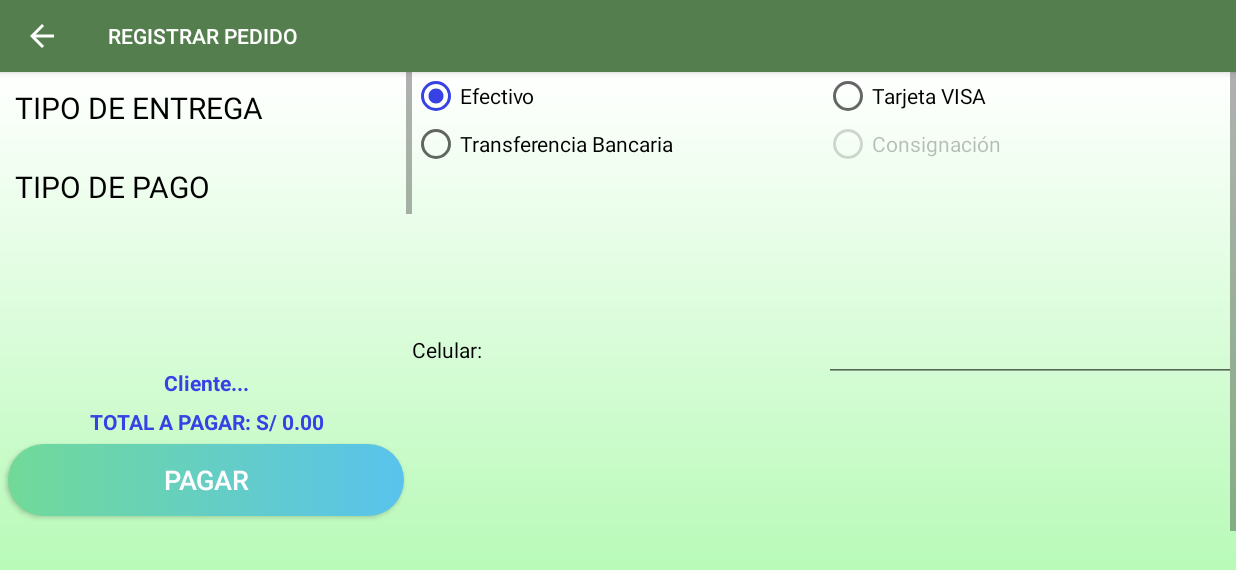
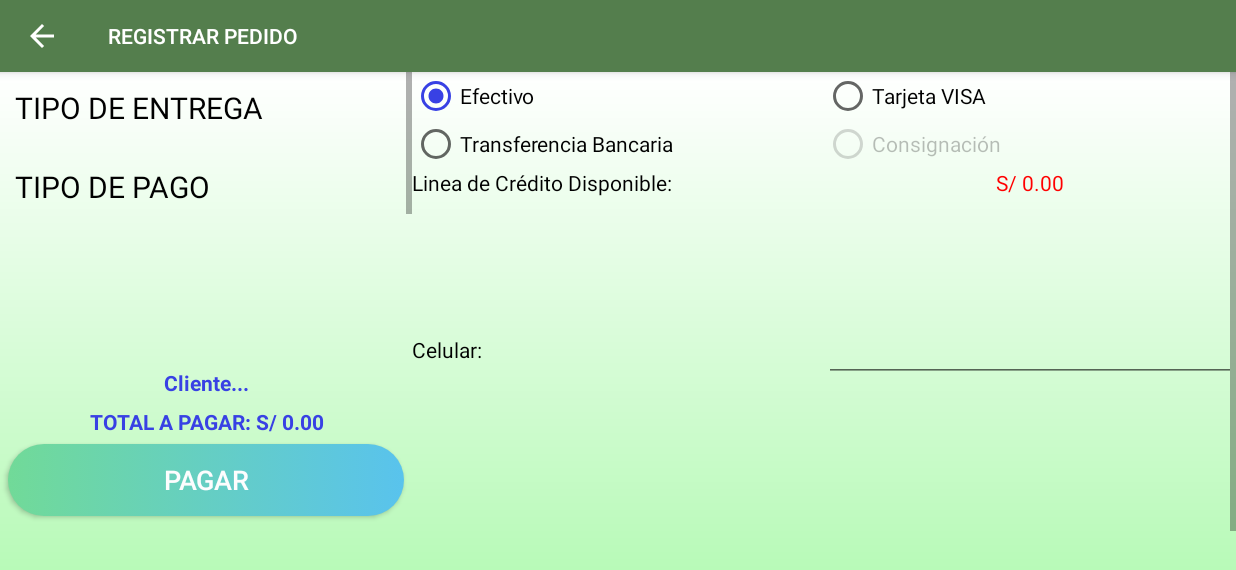
Before and after one commit to YanOner/ComercialAPP, an Android app: the RegistrarPedidoActivity screen opened directly, with no data from a screen before it, after a tap on "TIPO DE PAGO", on a phone screen of 824 x 412 dp (held sideways). Shown: the top 570 px of the screen. Run offline under Robolectric (Android 15) with nearby library versions, the phone set to English and light mode, and no system bars; libraries missing offline, so code that uses them is left out: org.springframework.core, org.springframework.http, org.springframework.util, org.springframework.web; 6 statements that could not run were skipped; 1 other tap on this screen came first.

Commit message:
14.02.2020

```diff
--- a/app/src/main/java/com/upc/gmt/catalogo/ImagenCalzadoArrayAdapter.java
+++ b/app/src/main/java/com/upc/gmt/catalogo/ImagenCalzadoArrayAdapter.java
@@ -53,7 +53,7 @@ public class ImagenCalzadoArrayAdapter extends ArrayAdapter {
 
         // set value into textview
         TextView tvNombre = (TextView) convertView.findViewById(R.id.grid_item_label_nombre);
-        tvNombre.setText(p.getDescripcion());
+        tvNombre.setText(p.getDescripcion() + " (" + p.getColor().substring(0, 1) + ")");
 
         TextView tvCodigo = (TextView) convertView.findViewById(R.id.grid_item_label_codigo);
         tvCodigo.setText("Talla: " + p.getNroTalla());
--- a/app/src/main/java/com/upc/gmt/pedido/PedidoArrayAdapter.java
+++ b/app/src/main/java/com/upc/gmt/pedido/PedidoArrayAdapter.java
@@ -162,7 +162,7 @@ public class PedidoArrayAdapter extends ArrayAdapter {
             txtCantidadPedido.setText("" + p.getCantidad());
 
         TextView tvNombre = (TextView) convertView.findViewById(R.id.grid_pedido_label_nombre);
-        tvNombre.setText("Nombre: " + p.getDescripcion());
+        tvNombre.setText(1 + position + ") Nombre: " + p.getDescripcion());
 
         TextView tvCodigo = (TextView) convertView.findViewById(R.id.grid_pedido_label_codigo);
         tvCodigo.setText("Codigo: " + p.getSku());
--- a/app/src/main/java/com/upc/gmt/pedido/RegistrarPedidoActivity.java
+++ b/app/src/main/java/com/upc/gmt/pedido/RegistrarPedidoActivity.java
@@ -136,7 +136,7 @@ public class RegistrarPedidoActivity extends AppCompatActivity
             @Override
             public void onItemClick(AdapterView<?> parent, View view, int position, long id) {
                 String item = parent.getItemAtPosition(position).toString();
-                Log.i("ITEM", item);
+//                Log.i("ITEM", item);
                 if (item.equals("TIPO DE ENTREGA")) {
                     getSupportFragmentManager()
                             .beginTransaction()
--- a/app/src/main/java/com/upc/gmt/pedido/TipoPagoFragment.java
+++ b/app/src/main/java/com/upc/gmt/pedido/TipoPagoFragment.java
@@ -2,6 +2,7 @@ package com.upc.gmt.pedido;
 
 import android.app.ProgressDialog;
 import android.content.Context;
+import android.graphics.Color;
 import android.net.Uri;
 import android.os.AsyncTask;
 import android.os.Bundle;
@@ -144,7 +145,7 @@ public class TipoPagoFragment extends Fragment {
         lyFechaCaducidad = (LinearLayout) getView().findViewById(R.id.lyFechaCaducidad);
         lyCSV = (LinearLayout) getView().findViewById(R.id.lyCSV);
         txtCuentaBancaria = (TextView) getView().findViewById(R.id.txtCuentaBancaria);
-        lyLineaCredito = (LinearLayout) getView().findViewById(R.id.lyLineaCredito);
+//        lyLineaCredito = (LinearLayout) getView().findViewById(R.id.lyLineaCredito);
         txtCredito = (TextView) getView().findViewById(R.id.txtCredito);
 
         spnBanco.setAdapter(new ArrayAdapter<String>(getActivity().getApplicationContext(), R.layout.simple_spinner_item, new String[]{"BANCOS"}));
@@ -170,48 +171,6 @@ public class TipoPagoFragment extends Fragment {
             }
         });
 
-        /*listaBancos = new ArrayList<>();
-        listaBancos.add("BANCOS");
-        listaBancos.add("BCP");
-        listaBancos.add("BBVA");
-        listaBancos.add("BANBIF");
-        listaBancos.add("INTERBANK");
-        listaBancos.add("SCOTIABANK");
-        ArrayAdapter<String> arrayBanco = new ArrayAdapter<String>(getContext(),R.layout.simple_spinner_item,listaBancos);
-        arrayBanco.setDropDownViewResource(R.layout.simple_spinner_dropdown_item);
-        spnBanco.setAdapter(arrayBanco);*/
-
-        /*spnBanco.setOnItemSelectedListener(new AdapterView.OnItemSelectedListener() {
-            @Override
-            public void onItemSelected(AdapterView<?> parent, View view, int position, long id) {
-                String banco = (String) parent.getItemAtPosition(position);
-                int contador = 0;
-                for(int i=0; i<listaBancos.size()&& position !=0; i++){
-                    String item = listaBancos.get(i);
-                    if(banco.equals(item)){
-                        contador=i;
-                        break;
-                    }
-                }
-                if (contador == 5 ){
-                    txtCuentaBancaria.setText("1025486394");
-                } else if (contador == 4){
-                    txtCuentaBancaria.setText("6477988012");
-                }else if (contador == 3){
-                    txtCuentaBancaria.setText("5544113067");
-                }else if (contador == 2) {
-                    txtCuentaBancaria.setText("8874336901");
-                }else if (contador == 1){
-                    txtCuentaBancaria.setText("5201144269");
-                }
-            }
-
-            @Override
-            public void onNothingSelected(AdapterView<?> parent) {
-
-            }
-        });*/
-
         View.OnClickListener ocl = new View.OnClickListener() {
             @Override
             public void onClick(View v) {
@@ -224,7 +183,7 @@ public class TipoPagoFragment extends Fragment {
                 if (id == R.id.rdConsignacion) {
                     rdConsignacion.setChecked(true);
                     RegistrarPedidoActivity.tipoPago = 2;
-                    lyLineaCredito.setVisibility(View.VISIBLE);
+//                    lyLineaCredito.setVisibility(View.VISIBLE);
                     lyBanco.setVisibility(View.INVISIBLE);
                     lyCuentaBancaria.setVisibility(View.INVISIBLE);
                     lyNumeroTarjeta.setVisibility(View.INVISIBLE);
@@ -232,11 +191,11 @@ public class TipoPagoFragment extends Fragment {
                     lyApellido.setVisibility(View.INVISIBLE);
                     lyFechaCaducidad.setVisibility(View.INVISIBLE);
                     lyCSV.setVisibility(View.INVISIBLE);
-                    new HttpRequestTaskCliente().execute();
+//                    new HttpRequestTaskCliente().execute();
                 } else if (id == R.id.rdEfectivo) {
                     rdEfectivo.setChecked(true);
                     RegistrarPedidoActivity.tipoPago = 1;
-                    lyLineaCredito.setVisibility(View.INVISIBLE);
+//                    lyLineaCredito.setVisibility(View.INVISIBLE);
                     lyBanco.setVisibility(View.INVISIBLE);
                     lyCuentaBancaria.setVisibility(View.INVISIBLE);
                     lyNumeroTarjeta.setVisibility(View.INVISIBLE);
@@ -248,7 +207,7 @@ public class TipoPagoFragment extends Fragment {
                     rdTarjeta.setChecked(true);
                     RegistrarPedidoActivity.tipoPago = 3;
                     lyBanco.setVisibility(View.INVISIBLE);
-                    lyLineaCredito.setVisibility(View.INVISIBLE);
+//                    lyLineaCredito.setVisibility(View.INVISIBLE);
                     lyCuentaBancaria.setVisibility(View.INVISIBLE);
                     lyNumeroTarjeta.setVisibility(View.VISIBLE);
                     lyNombre.setVisibility(View.VISIBLE);
@@ -259,7 +218,7 @@ public class TipoPagoFragment extends Fragment {
                     new HttpRequestTaskBancos().execute();
                     rdTransferencia.setChecked(true);
                     RegistrarPedidoActivity.tipoPago = 4;
-                    lyLineaCredito.setVisibility(View.INVISIBLE);
+//                    lyLineaCredito.setVisibility(View.INVISIBLE);
                     lyBanco.setVisibility(View.VISIBLE);
                     spnBanco.setVisibility(View.VISIBLE);
                     lyCuentaBancaria.setVisibility(View.VISIBLE);
@@ -387,7 +346,7 @@ public class TipoPagoFragment extends Fragment {
         int id = RegistrarPedidoActivity.tipoPago;
         if (id == 2) {
             rdConsignacion.setChecked(true);
-            lyLineaCredito.setVisibility(View.VISIBLE);
+//            lyLineaCredito.setVisibility(View.VISIBLE);
             lyBanco.setVisibility(View.INVISIBLE);
             lyCuentaBancaria.setVisibility(View.INVISIBLE);
             lyNumeroTarjeta.setVisibility(View.INVISIBLE);
@@ -395,7 +354,6 @@ public class TipoPagoFragment extends Fragment {
             lyApellido.setVisibility(View.INVISIBLE);
             lyFechaCaducidad.setVisibility(View.INVISIBLE);
             lyCSV.setVisibility(View.INVISIBLE);
-            new HttpRequestTaskCliente().execute();
         } else if (id == 1) {
             rdEfectivo.setChecked(true);
             lyBanco.setVisibility(View.INVISIBLE);
@@ -426,13 +384,15 @@ public class TipoPagoFragment extends Fragment {
             lyCSV.setVisibility(View.INVISIBLE);
             new HttpRequestTaskBancos().execute();
         }
+        new HttpRequestTaskCliente().execute();
         if (Util.CLIENTE_SESSION.getSaldolineacredito() >= 500) {//REVENDEDOR
-//            rdConsignacion.setVisibility(View.VISIBLE);
+            txtCredito.setTextColor(Color.WHITE);
             rdConsignacion.setEnabled(true);
         } else {
-//            rdConsignacion.setVisibility(View.INVISIBLE);
+            txtCredito.setTextColor(Color.RED);
             rdConsignacion.setEnabled(false);
         }
+        Log.i("getSaldolineacredito", "" + Util.CLIENTE_SESSION.getSaldolineacredito());
     }
 
     public void onButtonPressed(Uri uri) {
@@ -518,7 +478,6 @@ public class TipoPagoFragment extends Fragment {
             try {
                 String URL = Util.URL_SERVICE_BASE + "/cliente/" + Util.CLIENTE_SESSION.getNrodocumentocli();
                 UriComponentsBuilder builder = UriComponentsBuilder.fromHttpUrl(URL);
-//                        .queryParam("idCliente", Util.CLIENTE_SESSION.getIdCliente());
 
                 RestTemplate restTemplate = new RestTemplate();
                 restTemplate.getMessageConverters().add(new MappingJackson2HttpMessageConverter());
@@ -536,13 +495,8 @@ public class TipoPagoFragment extends Fragment {
 
         @Override
         protected void onPostExecute(Cliente cliente) {
-            if (null != cliente) {
-                Util.CLIENTE_SESSION = cliente;
-                txtCredito.setText("S/ " + Util.formatearDecimales(cliente.getSaldolineacredito()));
-            } else {
-//                Util.CLIENTE_SESSION = new Cliente();
-            }
-
+            Util.CLIENTE_SESSION = cliente;
+            txtCredito.setText("S/ " + Util.formatearDecimales(cliente.getSaldolineacredito()));
         }
 
     }
--- a/app/src/main/res/layout/fragment_tipo_pago.xml
+++ b/app/src/main/res/layout/fragment_tipo_pago.xml
@@ -75,8 +75,7 @@
                 android:id="@+id/lyLineaCredito"
                 android:layout_width="match_parent"
                 android:layout_height="match_parent"
-                android:orientation="horizontal"
-                android:visibility="invisible">
+                android:orientation="horizontal">
 
                 <TextView
                     android:id="@+id/textView30"
--- a/app/src/main/res/layout/pedido.xml
+++ b/app/src/main/res/layout/pedido.xml
@@ -182,7 +182,7 @@
                         android:gravity="center"
                         android:textStyle="bold"
                         android:layout_weight="1"
-                        tools:text="Descuento S/ "
+                        tools:text="Descuento S/ 0.00"
                         android:textColor="@color/colorAccent" />
 
                     <TextView
```
Also changed, not shown: app/src/main/java/com/upc/gmt/catalogo/BuscarClienteActivity.java (+6 -5 lines), app/src/main/java/com/upc/gmt/catalogo/CatalogoActivity.java (+15 -1 lines), app/src/main/java/com/upc/gmt/catalogo/ImagenCalzadoAdapter.java (deleted, +0 -101 lines), app/src/main/java/com/upc/gmt/util/Constantes.java (+6 -2 lines), app/src/main/res/layout/calzado.xml (+4 -4 lines).
